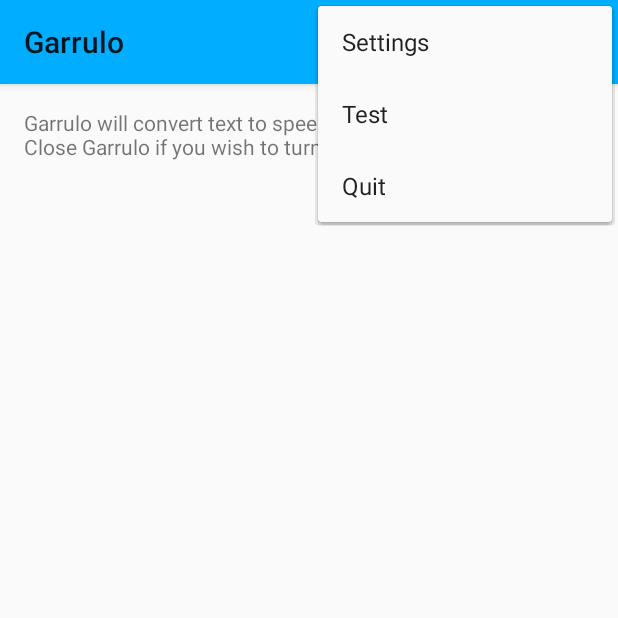
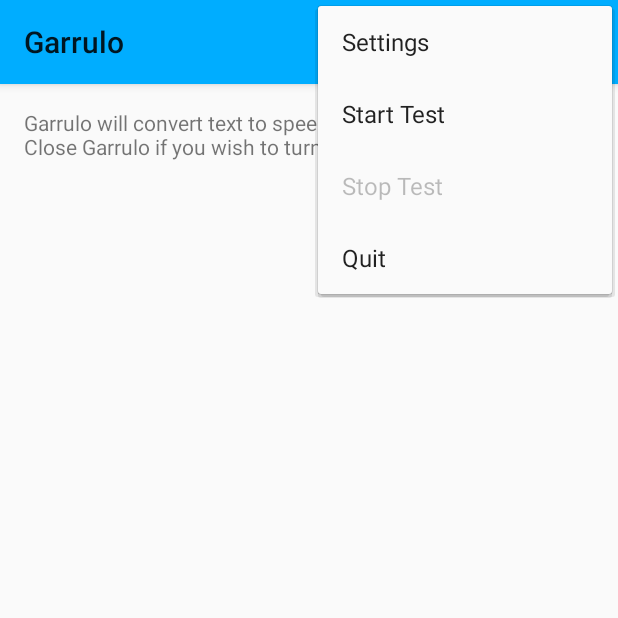
Before and after one commit to glasstowerstudios/garrulo, an Android app: the screen it shows after launch (GarruloMainActivity), with the options menu open, on a phone screen of 412 x 824 dp, the top half of it. Run offline under Robolectric (Android 15) with nearby library versions, the phone set to English and light mode, and no system bars.

Commit message:
(No Issue): Add ability to stop the speaking test if it's running.

```diff
--- a/Garrulo/src/main/java/com/glasstowerstudios/garrulo/receiver/SMSReceiver.java
+++ b/Garrulo/src/main/java/com/glasstowerstudios/garrulo/receiver/SMSReceiver.java
@@ -91,6 +91,7 @@ public class SMSReceiver
         Interpreter<SmsMessage> interpreter = new SMSInterpreter();
         String[] messages = interpreter.interpretMessage(aMessage);
         for (String message : messages) {
+            Log.d(LOGTAG, "Speaking message: " + message);
             mAdapter.speak(message);
         }
     }
--- a/Garrulo/src/main/java/com/glasstowerstudios/garrulo/service/GarruloListenerService.java
+++ b/Garrulo/src/main/java/com/glasstowerstudios/garrulo/service/GarruloListenerService.java
@@ -37,6 +37,7 @@ public class GarruloListenerService extends Service {
 
     @Override
     public void onDestroy() {
+        Log.d(LOGTAG, "Garrulo listener service destroyed");
         unregisterReceiver(mReceiver);
     }
 
--- a/Garrulo/src/main/java/com/glasstowerstudios/garrulo/ui/GarruloMainActivity.java
+++ b/Garrulo/src/main/java/com/glasstowerstudios/garrulo/ui/GarruloMainActivity.java
@@ -3,6 +3,7 @@ package com.glasstowerstudios.garrulo.ui;
 import android.app.Activity;
 import android.content.Intent;
 import android.os.Bundle;
+import android.util.Log;
 import android.view.Menu;
 import android.view.MenuItem;
 
@@ -26,11 +27,17 @@ public class GarruloMainActivity
     private static final String testText3 = "He had a daughter named Nan, who ran off with a Man";
     private static final String testText4 = "And, as for the money, Nantucket!";
 
+    private MenuItem mTestMenuItem;
+    private MenuItem mStopTestMenuItem;
+
+    private boolean mShouldStop = false;
+
     private TTSAdapter mAdapter;
 
     @Override
     protected void onCreate(Bundle savedInstanceState) {
         super.onCreate(savedInstanceState);
+        Log.d(LOGTAG, "Creating Garrulo main activity");
         setContentView(R.layout.activity_garrulo_main);
         mAdapter = TTSAdapterFactory.getAdapter();
         mAdapter.init(this);
@@ -40,6 +47,7 @@ public class GarruloMainActivity
     @Override
     protected void onDestroy() {
         super.onDestroy();
+        Log.d(LOGTAG, "Destroying Garrulo main activity");
         stopService(new Intent(this, GarruloListenerService.class));
         mAdapter.shutdown();
     }
@@ -53,6 +61,9 @@ public class GarruloMainActivity
     public boolean onCreateOptionsMenu(Menu menu) {
         // Inflate the menu; this adds items to the action bar if it is present.
         getMenuInflater().inflate(R.menu.menu_garrulo_main, menu);
+        mTestMenuItem = menu.findItem(R.id.action_test);
+        mStopTestMenuItem = menu.findItem(R.id.action_stop_test);
+        mStopTestMenuItem.setEnabled(false);
         return true;
     }
 
@@ -70,6 +81,9 @@ public class GarruloMainActivity
             case R.id.action_test:
                 runSpeakingTest();
                 break;
+            case R.id.action_stop_test:
+                disableSpeakingTest();
+                break;
             case R.id.action_quit:
                 GarruloMainActivity.this.finish();
                 android.os.Process.killProcess(android.os.Process.myPid());
@@ -81,12 +95,15 @@ public class GarruloMainActivity
     }
 
     private void runSpeakingTest() {
+        mTestMenuItem.setEnabled(false);
+        mStopTestMenuItem.setEnabled(true);
+        mShouldStop = false;
         new Thread(new Runnable() {
 
             @Override
             public void run() {
                 long lastSpeakTime = 0;
-                while(true) {
+                while(!mShouldStop) {
                     // Run every 20 ms.
                     long curTime = System.currentTimeMillis();
                     if (curTime - lastSpeakTime >= 20000) {
@@ -100,4 +117,10 @@ public class GarruloMainActivity
             }
         }).start();
     }
+
+    private void disableSpeakingTest() {
+        mShouldStop = true;
+        mTestMenuItem.setEnabled(true);
+        mStopTestMenuItem.setEnabled(false);
+    }
 }
--- a/Garrulo/src/main/res/menu/menu_garrulo_main.xml
+++ b/Garrulo/src/main/res/menu/menu_garrulo_main.xml
@@ -4,6 +4,8 @@
         android:orderInCategory="100" android:showAsAction="never" />
     <item android:id="@+id/action_test" android:title="@string/action_test"
         android:orderInCategory="150" android:showAsAction="never" />
+    <item android:id="@+id/action_stop_test" android:title="@string/action_stop_test"
+        android:orderInCategory="175" android:showAsAction="never" />
     <item android:id="@+id/action_quit" android:title="@string/action_quit"
         android:orderInCategory="200" android:showAsAction="never" />
 </menu>
--- a/Garrulo/src/main/res/values/strings.xml
+++ b/Garrulo/src/main/res/values/strings.xml
@@ -9,7 +9,8 @@
 
     <!-- Main Activity Strings -->
     <string name="main_instructions">Garrulo will convert text to speech while this activity is active. Close Garrulo if you wish to turn it off.</string>
-    <string name="action_test">Test</string>
+    <string name="action_test">Start Test</string>
+    <string name="action_stop_test">Stop Test</string>
 
     <!-- Spoken Strings -->
     <string name="new_message_from_prefix">New text message from </string>
```
